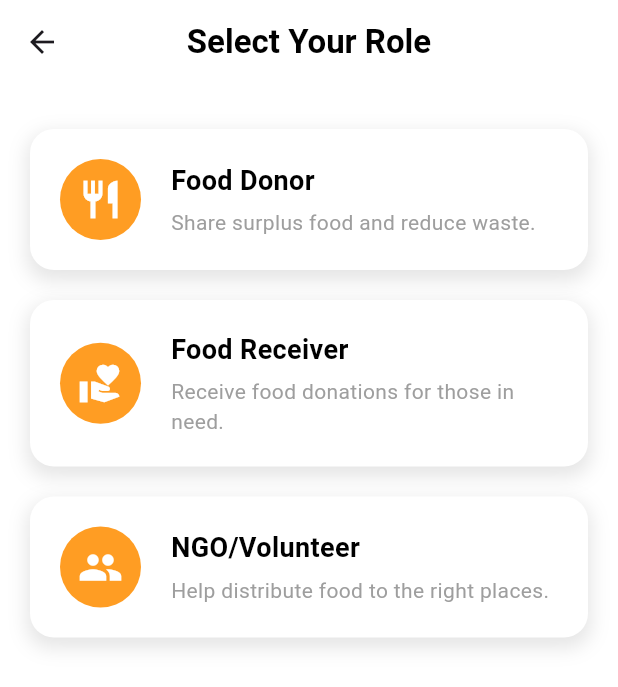
After one commit to mohdshahzil/food_share, a Flutter app: the RoleSelectionScreen screen opened directly, on a phone screen of 412 x 824 dp. The commit adds this screen. Shown: the top 687 px of the screen. Run offline on Flutter 3.47's test engine with Material 3 defaults, Android fonts, the phone set to English and light mode, and no system bars.

Commit message:
role selection ui added

```diff
--- a/lib/screens/onboarding_screen.dart
+++ b/lib/screens/onboarding_screen.dart
@@ -1,4 +1,5 @@
 import 'package:flutter/material.dart';
+import 'package:food_share/screens/role_selection_screen.dart';
 
 class OnboardingScreen extends StatefulWidget {
   const OnboardingScreen({super.key});
@@ -71,13 +72,20 @@ class _OnboardingScreenState extends State<OnboardingScreen> {
                           );
                         } else {
                           // Navigate to role selection or next screen
+                          Navigator.push(
+                            context,
+                            MaterialPageRoute(
+                                builder: (context) =>
+                                    const RoleSelectionScreen()),
+                          );
                         }
                       },
                       style: ElevatedButton.styleFrom(
                         shape: const CircleBorder(),
                         backgroundColor: Colors.black,
                       ),
-                      child: const Icon(Icons.arrow_forward_ios, color: Colors.white),
+                      child: const Icon(Icons.arrow_forward_ios,
+                          color: Colors.white),
                     ),
                   ),
                 ],
@@ -106,17 +114,34 @@ class _OnboardingScreenState extends State<OnboardingScreen> {
 
 class Onboard {
   final String image, title, description;
-  Onboard({required this.image, required this.title, required this.description});
+  Onboard(
+      {required this.image, required this.title, required this.description});
 }
 
 final List<Onboard> demoData = [
-  Onboard(image: "assets/sharingfood.png", title: "Share Surplus, Reduce Waste", description: "Help distribute excess food to those in need and minimize waste."),
-  Onboard(image: "assets/helpfood.png", title: "Help Those in Need", description: "Make a difference by connecting surplus food with hungry people."),
-  Onboard(image: "assets/community.png", title: "Join the Food Sharing Community", description: "Be part of a movement to end hunger and food wastage together."),
+  Onboard(
+      image: "assets/sharingfood.png",
+      title: "Share Surplus, Reduce Waste",
+      description:
+          "Help distribute excess food to those in need and minimize waste."),
+  Onboard(
+      image: "assets/helpfood.png",
+      title: "Help Those in Need",
+      description:
+          "Make a difference by connecting surplus food with hungry people."),
+  Onboard(
+      image: "assets/community.png",
+      title: "Join the Food Sharing Community",
+      description:
+          "Be part of a movement to end hunger and food wastage together."),
 ];
 
 class OnboardContent extends StatelessWidget {
-  const OnboardContent({super.key, required this.image, required this.title, required this.description});
+  const OnboardContent(
+      {super.key,
+      required this.image,
+      required this.title,
+      required this.description});
 
   final String image, title, description;
 
--- /dev/null
+++ b/lib/screens/role_selection_screen.dart
@@ -0,0 +1,119 @@
+import 'package:flutter/material.dart';
+
+class RoleSelectionScreen extends StatelessWidget {
+  const RoleSelectionScreen({super.key});
+
+  @override
+  Widget build(BuildContext context) {
+    return Scaffold(
+      backgroundColor: Colors.white,
+      appBar: AppBar(
+        backgroundColor: Colors.white,
+        elevation: 0,
+        centerTitle: true,
+        title: const Text(
+          "Select Your Role",
+          style: TextStyle(
+            fontSize: 22,
+            fontWeight: FontWeight.bold,
+            color: Colors.black,
+          ),
+        ),
+      ),
+      body: Padding(
+        padding: const EdgeInsets.symmetric(horizontal: 20.0, vertical: 30.0),
+        child: Column(
+          children: [
+            _buildRoleCard(
+              context,
+              icon: Icons.restaurant,
+              title: "Food Donor",
+              description: "Share surplus food and reduce waste.",
+            ),
+            const SizedBox(height: 20),
+            _buildRoleCard(
+              context,
+              icon: Icons.volunteer_activism,
+              title: "Food Receiver",
+              description: "Receive food donations for those in need.",
+            ),
+            const SizedBox(height: 20),
+            _buildRoleCard(
+              context,
+              icon: Icons.group,
+              title: "NGO/Volunteer",
+              description: "Help distribute food to the right places.",
+            ),
+          ],
+        ),
+      ),
+    );
+  }
+
+  Widget _buildRoleCard(BuildContext context, {
+    required IconData icon,
+    required String title,
+    required String description,
+  }) {
+    return GestureDetector(
+      onTap: () {
+        // Navigate to the respective screen based on selection
+      },
+      child: AnimatedContainer(
+        duration: const Duration(milliseconds: 200),
+        curve: Curves.easeInOut,
+        padding: const EdgeInsets.all(20),
+        decoration: BoxDecoration(
+          color: Colors.white,
+          borderRadius: BorderRadius.circular(16),
+          boxShadow: [
+            BoxShadow(
+              color: Colors.black.withOpacity(0.1),
+              blurRadius: 10,
+              spreadRadius: 2,
+              offset: const Offset(0, 5),
+            ),
+          ],
+        ),
+        child: Row(
+          crossAxisAlignment: CrossAxisAlignment.center,
+          children: [
+            Container(
+              padding: const EdgeInsets.all(12),
+              decoration: BoxDecoration(
+                color: const Color(0xFFFF9D23), // Orange background for icon
+                shape: BoxShape.circle,
+              ),
+              child: Icon(icon, color: Colors.white, size: 30),
+            ),
+            const SizedBox(width: 20),
+            Expanded(
+              child: Column(
+                crossAxisAlignment: CrossAxisAlignment.start,
+                children: [
+                  Text(
+                    title,
+                    style: const TextStyle(
+                      fontSize: 18,
+                      fontWeight: FontWeight.bold,
+                      color: Colors.black,
+                    ),
+                  ),
+                  const SizedBox(height: 5),
+                  Text(
+                    description,
+                    style: const TextStyle(
+                      fontSize: 14,
+                      fontWeight: FontWeight.w400,
+                      color: Colors.grey,
+                    ),
+                  ),
+                ],
+              ),
+            ),
+          ],
+        ),
+      ),
+    );
+  }
+}
```
